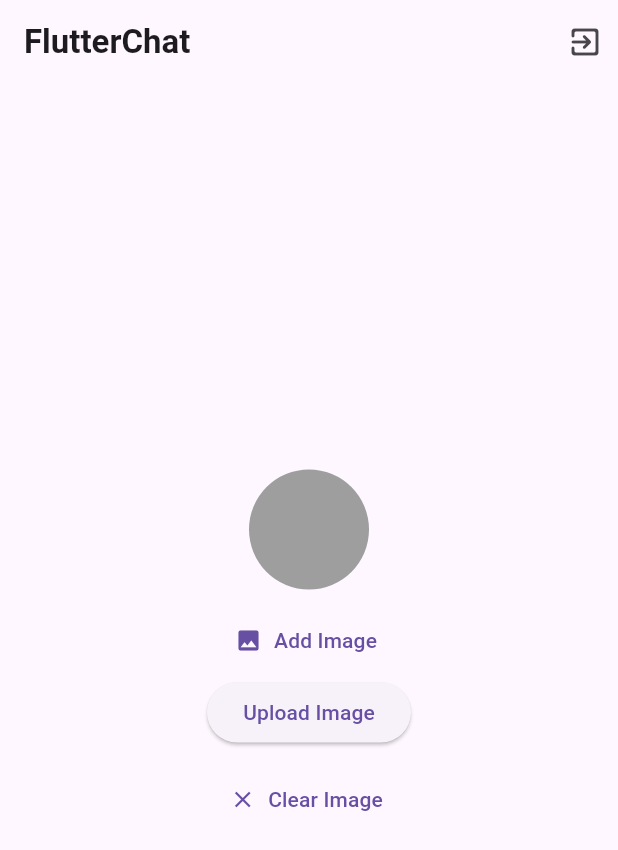
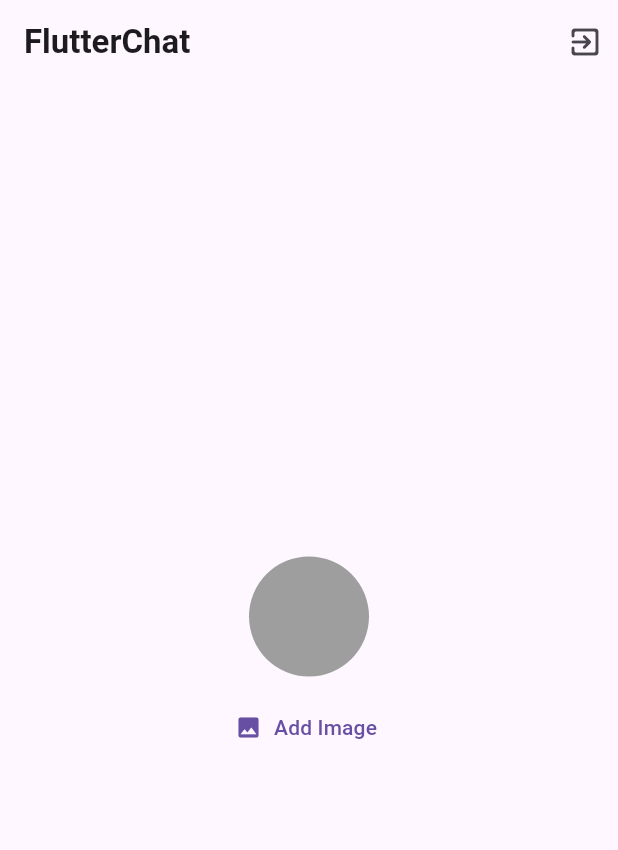
Before and after one commit to Karunanidi/chat_app, a Flutter app: the HomePageScreen screen opened directly, after a tap on "Add Image", on a phone screen of 412 x 824 dp. Shown: the top 850 px of the screen. Run offline on Flutter 3.47's test engine with Material 3 defaults, Android fonts, the phone set to English and light mode, and no system bars; our stand-ins replace firebase_auth, firebase_core, firebase_storage, fluttertoast, get, image_picker; missing offline and left inert: ffmpeg_kit_flutter; accounts and stored records are empty.

Commit message:
update image logic

```diff
--- a/lib/core/component/image_picker.dart
+++ b/lib/core/component/image_picker.dart
@@ -19,13 +19,13 @@ class _ImagePickerWidgetState extends State<ImagePickerWidget> {
     return Column(
       mainAxisAlignment: MainAxisAlignment.center,
       children: [
-        // Display the selected image
+        // Display the uploaded image from Firebase Storage
         Obx(() {
-          if (_imagePickerController.selectedImage.value != null) {
+          var imageUrl = _imagePickerController.uploadedImageUrl.value;
+          if (imageUrl.isNotEmpty) {
             return CircleAvatar(
               radius: 40,
-              backgroundImage:
-                  FileImage(_imagePickerController.selectedImage.value!),
+              backgroundImage: NetworkImage(imageUrl),
             );
           } else {
             return const CircleAvatar(
@@ -38,51 +38,53 @@ class _ImagePickerWidgetState extends State<ImagePickerWidget> {
         // Button to pick an image from the gallery
         TextButton.icon(
           onPressed: () {
-            _imagePickerController.pickImage(ImageSource.camera);
+            _imagePickerController.pickImage(ImageSource.gallery).then(
+                  (_) => _imagePickerController.uploadImageToFirebaseStorage(),
+                );
           },
           icon: const Icon(Icons.image),
           label: const Text('Add Image'),
         ),
         // Button to upload the selected image (with compression)
-        Obx(() {
-          if (_imagePickerController.isUploading.value) {
-            return const Column(
-              children: [
-                CircularProgressIndicator(),
-                SizedBox(height: 10),
-                Text('Uploading...'),
-              ],
-            );
-          } else {
-            return ElevatedButton(
-              onPressed: _imagePickerController.uploadImageToFirebaseStorage,
-              child: const Text('Upload Image'),
-            );
-          }
-        }),
-        const SizedBox(height: 10),
+        // Obx(() {
+        //   if (_imagePickerController.isUploading.value) {
+        //     return const Column(
+        //       children: [
+        //         CircularProgressIndicator(),
+        //         SizedBox(height: 10),
+        //         Text('Uploading...'),
+        //       ],
+        //     );
+        //   } else {
+        //     return ElevatedButton(
+        //       onPressed: _imagePickerController.uploadImageToFirebaseStorage,
+        //       child: const Text('Upload Image'),
+        //     );
+        //   }
+        // }),
+        // const SizedBox(height: 10),
         // Optional: Button to clear the selected image
-        TextButton.icon(
-          onPressed: _imagePickerController.clearImage,
-          icon: const Icon(Icons.clear),
-          label: const Text('Clear Image'),
-        ),
-        const SizedBox(height: 10),
+        // TextButton.icon(
+        //   onPressed: _imagePickerController.clearImage,
+        //   icon: const Icon(Icons.clear),
+        //   label: const Text('Clear Image'),
+        // ),
+        // const SizedBox(height: 10),
         // Show success or error messages
-        Obx(() {
-          if (_imagePickerController.uploadSuccessMessage.value.isNotEmpty) {
-            return Text(
-              _imagePickerController.uploadSuccessMessage.value,
-              style: TextStyle(
-                color: _imagePickerController.uploadSuccessMessage.value
-                        .contains('successful')
-                    ? Colors.green
-                    : Colors.red,
-              ),
-            );
-          }
-          return const SizedBox();
-        }),
+        // Obx(() {
+        //   if (_imagePickerController.uploadSuccessMessage.value.isNotEmpty) {
+        //     return Text(
+        //       _imagePickerController.uploadSuccessMessage.value,
+        //       style: TextStyle(
+        //         color: _imagePickerController.uploadSuccessMessage.value
+        //                 .contains('successful')
+        //             ? Colors.green
+        //             : Colors.red,
+        //       ),
+        //     );
+        //   }
+        //   return const SizedBox();
+        // }),
       ],
     );
   }
--- a/lib/features/auth_screen/controller/auth_controller.dart
+++ b/lib/features/auth_screen/controller/auth_controller.dart
@@ -1,7 +1,6 @@
 import 'dart:developer';
 
 import 'package:firebase_auth/firebase_auth.dart';
-import 'package:firebase_storage/firebase_storage.dart';
 import 'package:flutter_chat/features/auth_screen/auth_screen.dart';
 import 'package:flutter_chat/features/homepage_screen/homepage_screen.dart';
 import 'package:get/get.dart';
--- a/lib/features/homepage_screen/controller/image_controller.dart
+++ b/lib/features/homepage_screen/controller/image_controller.dart
@@ -11,6 +11,7 @@ import 'package:ffmpeg_kit_flutter/ffmpeg_kit.dart';
 class ImagePickerController extends GetxController {
   var selectedImage = Rxn<File>();
   var isUploading = false.obs;
+  var uploadedImageUrl = ''.obs;
   var uploadSuccessMessage = ''.obs;
   var currentUser = FirebaseAuth.instance.currentUser.obs;
   final ImagePicker _picker = ImagePicker();
@@ -67,6 +68,9 @@ class ImagePickerController extends GetxController {
     try {
       isUploading.value = true;
       uploadSuccessMessage.value = '';
+      var name = currentUser.value!.displayName;
+      var email = currentUser.value!.email;
+      var user = currentUser.value!.displayName != null ? name : email;
 
       // Compress the image before uploading
       final compressedImage = await compressImage(selectedImage.value!);
@@ -79,12 +83,8 @@ class ImagePickerController extends GetxController {
       final fileName = basename(compressedImage.path);
 
       // Create a reference to Firebase Storage using the user's UID as part of the path
-
-      Reference storageRef = _storage
-          .ref()
-          .child('user_uploads/')
-          .child('images/')
-          .child('${currentUser.value!.uid}/$fileName');
+      Reference storageRef = _storage.ref().child(
+          'user_uploads/images/profile/${currentUser.value!.uid}$user/$fileName');
 
       log('filepath: $storageRef', name: 'storage');
       log('filename: $fileName', name: 'storage');
@@ -102,10 +102,8 @@ class ImagePickerController extends GetxController {
 
       // Get the download URL after the upload
       String downloadUrl = await storageRef.getDownloadURL();
-      uploadSuccessMessage.value = 'Upload successful: $downloadUrl';
-
-      // Clear the selected image after upload
-      selectedImage.value = null;
+      uploadedImageUrl.value = downloadUrl;
+      log('imageUrl: $downloadUrl');
     } catch (e) {
       uploadSuccessMessage.value = 'Error during upload: $e';
     } finally {
--- a/lib/features/homepage_screen/homepage_screen.dart
+++ b/lib/features/homepage_screen/homepage_screen.dart
@@ -37,7 +37,7 @@ class _HomePageScreenState extends State<HomePageScreen> {
           ),
         ],
       ),
-      body: Center(
+      body: const Center(
         child: Column(
           mainAxisAlignment: MainAxisAlignment.center,
           children: [
```
